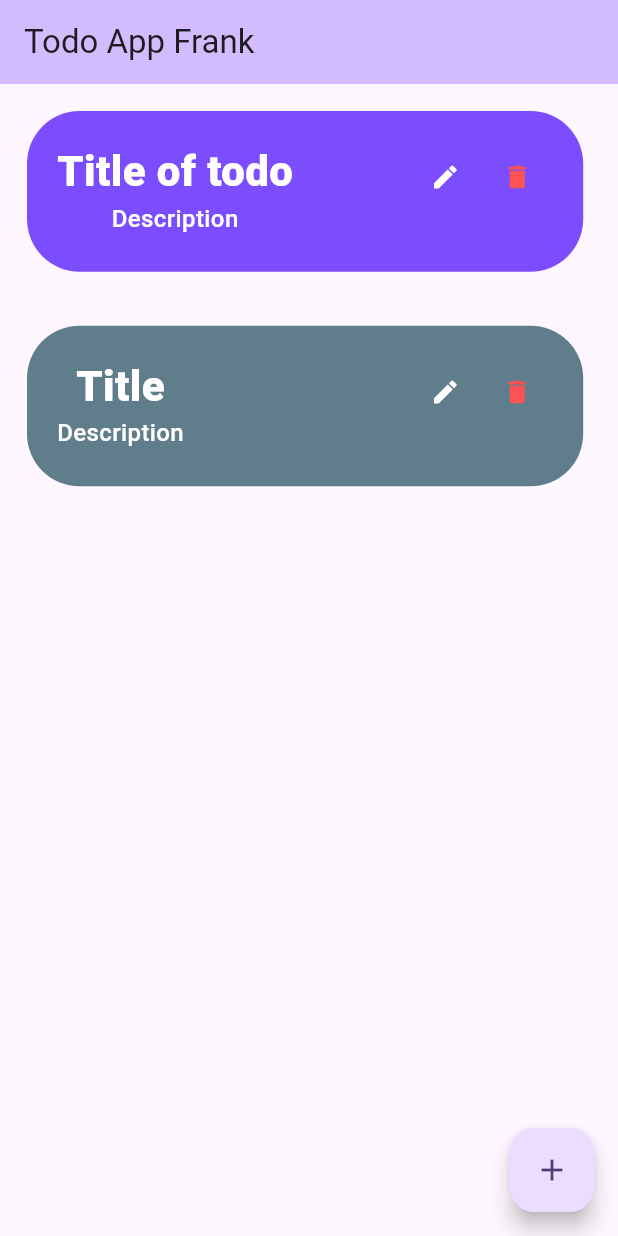
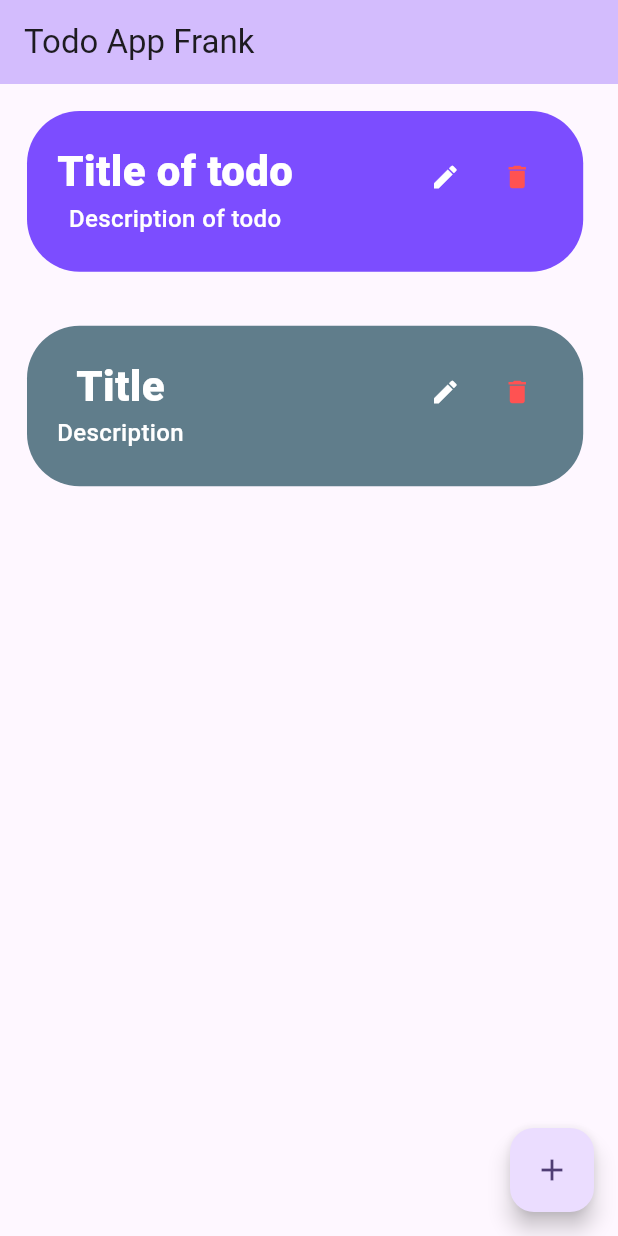
Before and after one commit to Metor-7/Todo_app, a Flutter app: the screen it shows after launch, on a phone screen of 412 x 824 dp. Run offline on Flutter 3.47's test engine with Material 3 defaults, Android fonts, the light colour scheme and no system bars.

Commit message:
added changes to description

```diff
--- a/lib/main.dart
+++ b/lib/main.dart
@@ -81,7 +81,7 @@ class _MyHomePageState extends State<MyHomePage> {
                       textFontweight:FontWeight.w900,
                       ),
                       Tiletext(
-                        text:"Description",
+                        text:"Description of todo",
                       textcolor:Colors.white,
                       textSize:16,
                       textFontweight:FontWeight.w500,
```
